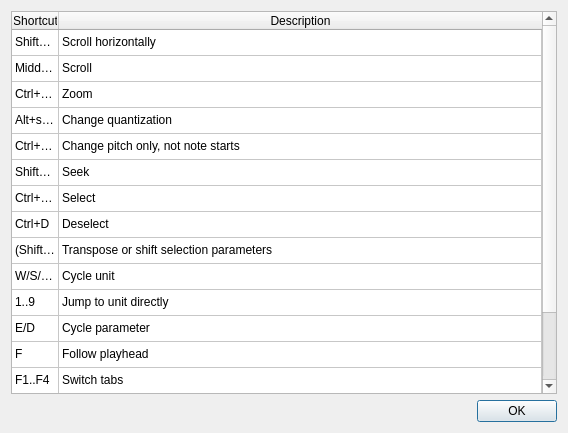
yuxshao/ptcollab, file src/editor/ShortcutsDialog.ui: the form before one commit.
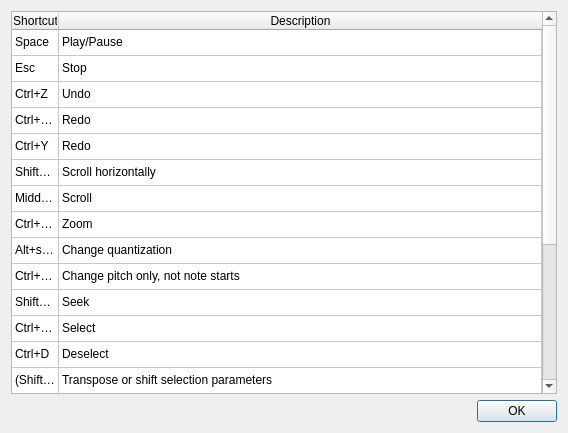
The form after the commit.

```diff
--- a/src/editor/ShortcutsDialog.ui
+++ b/src/editor/ShortcutsDialog.ui
@@ -40,6 +40,31 @@
      <attribute name="verticalHeaderDefaultSectionSize">
       <number>26</number>
      </attribute>
+     <row>
+      <property name="text">
+       <string>Space</string>
+      </property>
+     </row>
+     <row>
+      <property name="text">
+       <string>Esc</string>
+      </property>
+     </row>
+     <row>
+      <property name="text">
+       <string>Ctrl+Z</string>
+      </property>
+     </row>
+     <row>
+      <property name="text">
+       <string>Ctrl+Shift+Z</string>
+      </property>
+     </row>
+     <row>
+      <property name="text">
+       <string>Ctrl+Y</string>
+      </property>
+     </row>
      <row>
       <property name="text">
        <string>Shift+scroll</string>
@@ -132,160 +157,210 @@
      </column>
      <item row="0" column="0">
       <property name="text">
-       <string>Shift+scroll</string>
+       <string>Space</string>
       </property>
      </item>
      <item row="0" column="1">
       <property name="text">
-       <string>Scroll horizontally</string>
+       <string>Play/Pause</string>
       </property>
      </item>
      <item row="1" column="0">
       <property name="text">
-       <string>Middle-click drag</string>
+       <string>Esc</string>
       </property>
      </item>
      <item row="1" column="1">
       <property name="text">
-       <string>Scroll</string>
+       <string>Stop</string>
       </property>
      </item>
      <item row="2" column="0">
       <property name="text">
-       <string>Ctrl+(shift)+scroll</string>
+       <string>Ctrl+Z</string>
       </property>
      </item>
      <item row="2" column="1">
       <property name="text">
-       <string>Zoom</string>
+       <string>Undo</string>
       </property>
      </item>
      <item row="3" column="0">
       <property name="text">
-       <string>Alt+scroll</string>
+       <string>Ctrl+Shift+Z</string>
       </property>
      </item>
      <item row="3" column="1">
       <property name="text">
-       <string>Change quantization</string>
+       <string>Redo</string>
       </property>
      </item>
      <item row="4" column="0">
       <property name="text">
-       <string>Ctrl+click</string>
+       <string>Ctrl+Y</string>
       </property>
      </item>
      <item row="4" column="1">
       <property name="text">
-       <string>Change pitch only, not note starts</string>
+       <string>Redo</string>
       </property>
      </item>
      <item row="5" column="0">
       <property name="text">
-       <string>Shift+click</string>
+       <string>Shift+scroll</string>
       </property>
      </item>
      <item row="5" column="1">
       <property name="text">
-       <string>Seek</string>
+       <string>Scroll horizontally</string>
       </property>
      </item>
      <item row="6" column="0">
       <property name="text">
-       <string>Ctrl+shift+click</string>
+       <string>Middle-click drag</string>
       </property>
      </item>
      <item row="6" column="1">
       <property name="text">
-       <string>Select</string>
+       <string>Scroll</string>
       </property>
      </item>
      <item row="7" column="0">
       <property name="text">
-       <string>Ctrl+D</string>
+       <string>Ctrl+(shift)+scroll</string>
       </property>
      </item>
      <item row="7" column="1">
       <property name="text">
-       <string>Deselect</string>
+       <string>Zoom</string>
       </property>
      </item>
      <item row="8" column="0">
       <property name="text">
-       <string>(Shift)+(Ctrl)+up/down</string>
+       <string>Alt+scroll</string>
       </property>
      </item>
      <item row="8" column="1">
       <property name="text">
-       <string>Transpose or shift selection parameters</string>
+       <string>Change quantization</string>
       </property>
      </item>
      <item row="9" column="0">
       <property name="text">
-       <string>W/S/PgUp/PgDn</string>
+       <string>Ctrl+click</string>
       </property>
      </item>
      <item row="9" column="1">
       <property name="text">
-       <string>Cycle unit</string>
+       <string>Change pitch only, not note starts</string>
       </property>
      </item>
      <item row="10" column="0">
       <property name="text">
-       <string>1..9</string>
+       <string>Shift+click</string>
       </property>
      </item>
      <item row="10" column="1">
       <property name="text">
-       <string>Jump to unit directly</string>
+       <string>Seek</string>
       </property>
      </item>
      <item row="11" column="0">
       <property name="text">
-       <string>E/D</string>
+       <string>Ctrl+shift+click</string>
       </property>
      </item>
      <item row="11" column="1">
       <property name="text">
-       <string>Cycle parameter</string>
+       <string>Select</string>
       </property>
      </item>
      <item row="12" column="0">
       <property name="text">
-       <string>F</string>
+       <string>Ctrl+D</string>
       </property>
      </item>
      <item row="12" column="1">
       <property name="text">
-       <string>Follow playhead</string>
+       <string>Deselect</string>
       </property>
      </item>
      <item row="13" column="0">
       <property name="text">
-       <string>F1..F4</string>
+       <string>(Shift)+(Ctrl)+up/down</string>
       </property>
      </item>
      <item row="13" column="1">
       <property name="text">
-       <string>Switch tabs</string>
+       <string>Transpose or shift selection parameters</string>
       </property>
      </item>
      <item row="14" column="0">
       <property name="text">
-       <string>C</string>
+       <string>W/S/PgUp/PgDn</string>
       </property>
      </item>
      <item row="14" column="1">
       <property name="text">
-       <string>Toggle if a parameter is copied</string>
+       <string>Cycle unit</string>
       </property>
      </item>
      <item row="15" column="0">
       <property name="text">
-       <string>Shift+D</string>
+       <string>1..9</string>
       </property>
      </item>
      <item row="15" column="1">
+      <property name="text">
+       <string>Jump to unit directly</string>
+      </property>
+     </item>
+     <item row="16" column="0">
+      <property name="text">
+       <string>E/D</string>
+      </property>
+     </item>
+     <item row="16" column="1">
+      <property name="text">
+       <string>Cycle parameter</string>
+      </property>
+     </item>
+     <item row="17" column="0">
+      <property name="text">
+       <string>F</string>
+      </property>
+     </item>
+     <item row="17" column="1">
+      <property name="text">
+       <string>Follow playhead</string>
+      </property>
+     </item>
+     <item row="18" column="0">
+      <property name="text">
+       <string>F1..F4</string>
+      </property>
+     </item>
+     <item row="18" column="1">
+      <property name="text">
+       <string>Switch tabs</string>
+      </property>
+     </item>
+     <item row="19" column="0">
+      <property name="text">
+       <string>C</string>
+      </property>
+     </item>
+     <item row="19" column="1">
+      <property name="text">
+       <string>Toggle if a parameter is copied</string>
+      </property>
+     </item>
+     <item row="20" column="0">
+      <property name="text">
+       <string>Shift+D</string>
+      </property>
+     </item>
+     <item row="20" column="1">
       <property name="text">
        <string>Toggle dark piano roll</string>
       </property>
```
